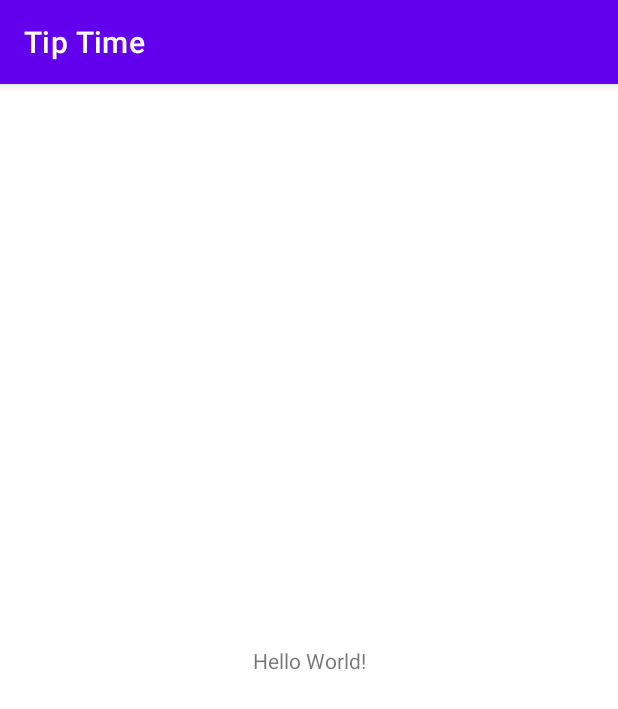
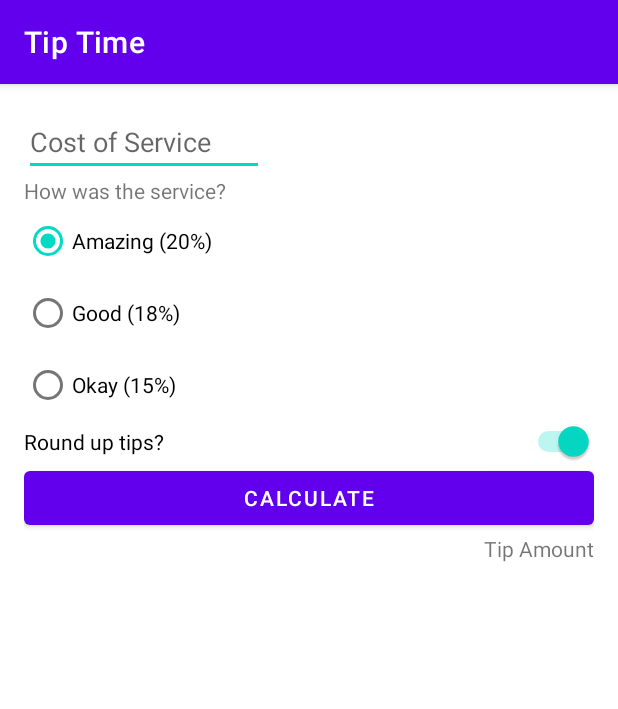
Before and after one commit to jackromeo0891111/AndroidStudio_Kotlin_TipTime, an Android app: the screen it shows after launch (MainActivity), on a phone screen of 412 x 824 dp. Shown: the top 709 px of the screen. Run offline under Robolectric (Android 15) with nearby library versions, the phone set to English and light mode, and no system bars.

Commit message:
UI finished

```diff
--- a/app/src/main/res/layout/activity_main.xml
+++ b/app/src/main/res/layout/activity_main.xml
@@ -4,15 +4,80 @@
     xmlns:tools="http://schemas.android.com/tools"
     android:layout_width="match_parent"
     android:layout_height="match_parent"
+    android:padding="16dp"
     tools:context=".MainActivity">
 
-    <TextView
-        android:layout_width="wrap_content"
+    <EditText
+        android:id="@+id/cost_of_service"
+        android:layout_width="160dp"
         android:layout_height="wrap_content"
-        android:text="Hello World!"
-        app:layout_constraintBottom_toBottomOf="parent"
-        app:layout_constraintEnd_toEndOf="parent"
+        android:hint="@string/cost_of_service"
+        android:inputType="numberDecimal"
         app:layout_constraintStart_toStartOf="parent"
         app:layout_constraintTop_toTopOf="parent" />
 
+    <TextView
+        android:id="@+id/service_question"
+        android:layout_width="wrap_content"
+        android:layout_height="wrap_content"
+        android:text="@string/how_was_the_service"
+        app:layout_constraintStart_toStartOf="parent"
+        app:layout_constraintTop_toBottomOf="@id/cost_of_service" />
+
+    <RadioGroup
+        android:id="@+id/tip_options"
+        android:layout_width="wrap_content"
+        android:layout_height="wrap_content"
+        android:checkedButton="@id/option_twenty_percent"
+        android:orientation="vertical"
+        app:layout_constraintStart_toStartOf="parent"
+        app:layout_constraintTop_toBottomOf="@id/service_question">
+
+        <RadioButton
+            android:id="@+id/option_twenty_percent"
+            android:layout_width="wrap_content"
+            android:layout_height="wrap_content"
+            android:text="@string/amazing_20" />
+
+        <RadioButton
+            android:id="@+id/option_eighteen_percent"
+            android:layout_width="wrap_content"
+            android:layout_height="wrap_content"
+            android:text="@string/good_18" />
+
+        <RadioButton
+            android:id="@+id/option_fifteen_percent"
+            android:layout_width="wrap_content"
+            android:layout_height="wrap_content"
+            android:text="@string/okay_15" />
+    </RadioGroup>
+
+    <Switch
+        android:id="@+id/round_up_switch"
+        android:layout_width="0dp"
+        android:layout_height="wrap_content"
+        android:checked="true"
+        android:text="Round up tips?"
+        app:layout_constraintEnd_toEndOf="parent"
+        app:layout_constraintStart_toStartOf="@id/tip_options"
+        app:layout_constraintTop_toBottomOf="@id/tip_options" />
+
+    <Button
+        android:id="@+id/calculate_tip_button"
+        android:layout_width="0dp"
+        android:layout_height="wrap_content"
+        android:text="@string/calculate"
+        app:layout_constraintEnd_toEndOf="parent"
+        app:layout_constraintStart_toStartOf="parent"
+        app:layout_constraintTop_toBottomOf="@id/round_up_switch" />
+
+    <TextView
+        android:id="@+id/tip_amount"
+        android:layout_width="wrap_content"
+        android:layout_height="wrap_content"
+        android:text="@string/tip_amount"
+        app:layout_constraintEnd_toEndOf="parent"
+        app:layout_constraintTop_toBottomOf="@id/calculate_tip_button" />
+
+
 </androidx.constraintlayout.widget.ConstraintLayout>
--- a/app/src/main/res/values/strings.xml
+++ b/app/src/main/res/values/strings.xml
@@ -1,3 +1,10 @@
 <resources>
     <string name="app_name">Tip Time</string>
+    <string name="cost_of_service">Cost of Service</string>
+    <string name="how_was_the_service">How was the service?</string>
+    <string name="amazing_20">Amazing (20%)</string>
+    <string name="good_18">Good (18%)</string>
+    <string name="okay_15">Okay (15%)</string>
+    <string name="calculate">Calculate</string>
+    <string name="tip_amount">Tip Amount</string>
 </resources>
```
